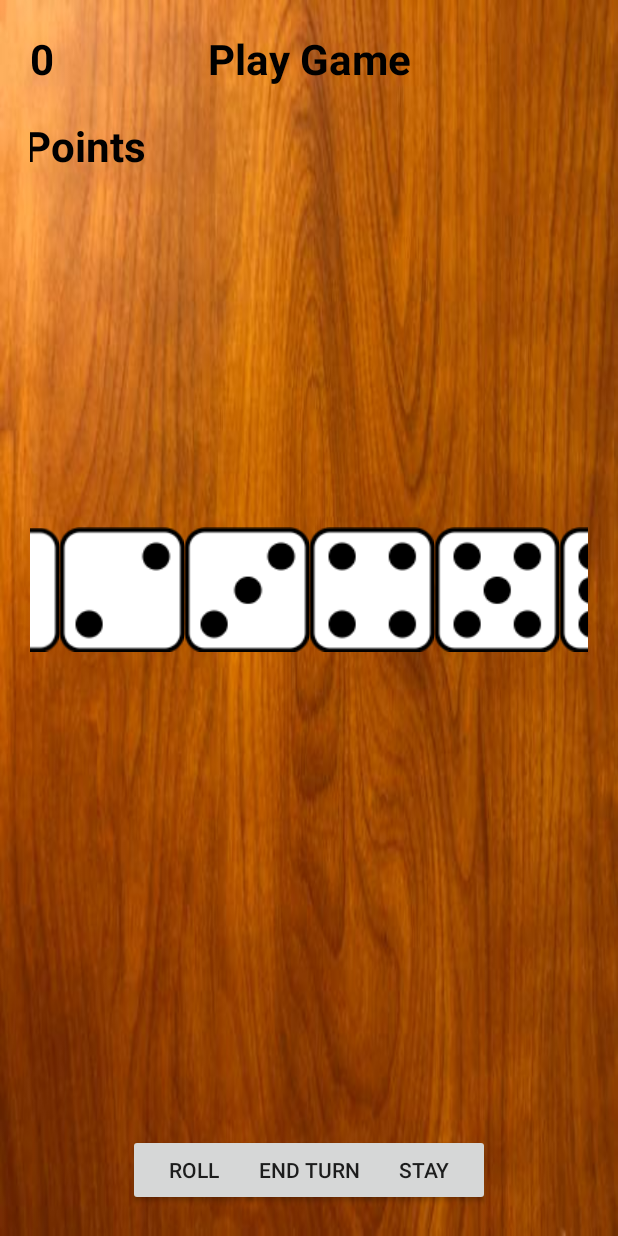
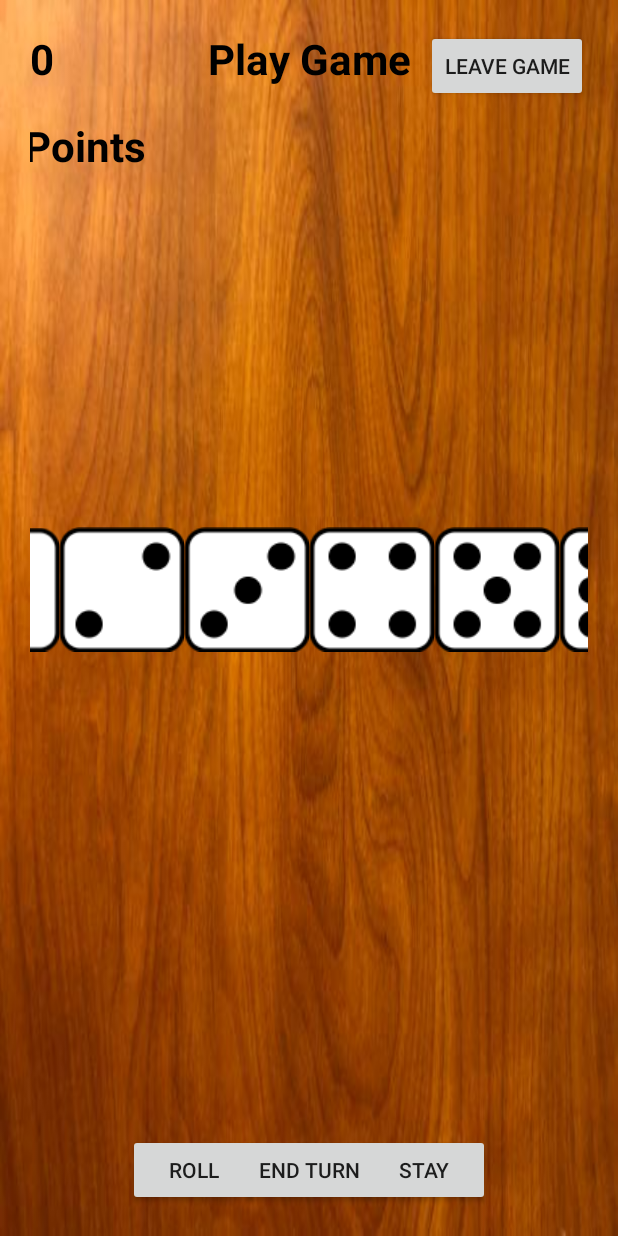
Before and after one commit to dignified-farkle-coders/dignified-farkle-client, an Android app: the layout fragment_play.xml on its own in the app's theme, with its tools: preview values and no code run, on a phone screen of 412 x 824 dp. Run offline under Robolectric (Android 15) with nearby library versions, the phone set to English and light mode, and no system bars.

Commit message:
Fixed a few bugs before presentation

```diff
--- a/app/src/main/java/io/farkle/dignifiedfarkleclient/StartFragment.java
+++ b/app/src/main/java/io/farkle/dignifiedfarkleclient/StartFragment.java
@@ -1,6 +1,9 @@
 package io.farkle.dignifiedfarkleclient;
 
+import android.content.Context;
 import android.content.Intent;
+import android.content.SharedPreferences;
+import android.content.SharedPreferences.Editor;
 import android.os.Bundle;
 import android.view.LayoutInflater;
 import android.view.View;
@@ -34,7 +37,6 @@ public class StartFragment extends Fragment implements View.OnClickListener {
   public static TextView victoryPoints;
   private ImageView goldenDice;
   private Button marketButton;
-  private GoogleSignInService googleSignInService = GoogleSignInService.getInstance();
   public static int playerPoints = 0;
   public static Player player = new Player();
 
@@ -45,6 +47,7 @@ public class StartFragment extends Fragment implements View.OnClickListener {
   public View onCreateView(LayoutInflater inflater, ViewGroup container,
       Bundle savedInstanceState) {
     View view = inflater.inflate(R.layout.fragment_start, container, false);
+
     button = view.findViewById(R.id.profile_button);
     button.setOnClickListener(this);
     playButton = view.findViewById(R.id.find_game);
--- a/app/src/main/res/layout/fragment_play.xml
+++ b/app/src/main/res/layout/fragment_play.xml
@@ -10,6 +10,14 @@
   android:padding="20dp"
   android:background="@drawable/main_background"
   tools:context=".PlayFragment">
+
+  <Button
+    android:id="@+id/leave_game_button"
+    android:layout_width="wrap_content"
+    android:layout_height="wrap_content"
+    android:text="Leave Game"
+    app:layout_constraintTop_toTopOf="parent"
+    app:layout_constraintRight_toRightOf="parent"/>
 
   <TextView
     android:id="@+id/display_lost_points"
```
Also changed, not shown: app/src/main/java/io/farkle/dignifiedfarkleclient/MarketActivity.java (+15 -4 lines), app/src/main/java/io/farkle/dignifiedfarkleclient/PlayFragment.java (+25 -6 lines).
